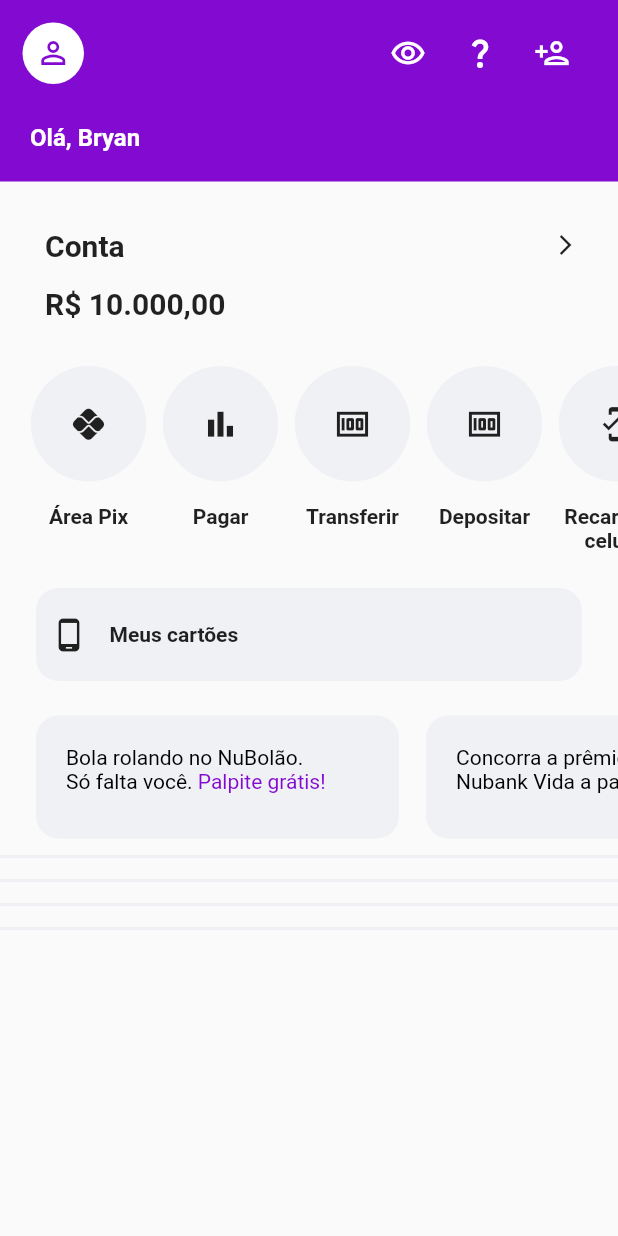
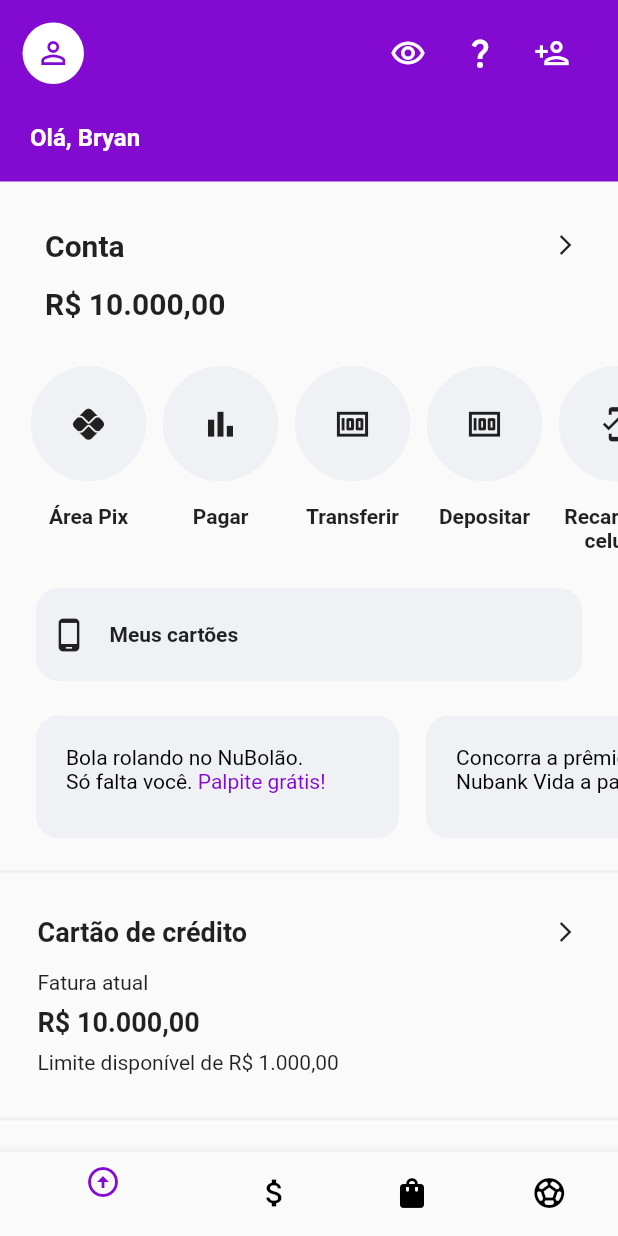
Before and after one commit to ArthurReichert/nubank_app, a Flutter app: the screen it shows after launch, on a phone screen of 412 x 824 dp. Run offline on Flutter 3.47's test engine with Material 2 defaults, Android fonts, the phone set to English and light mode, and no system bars.

Commit message:
pages principales

```diff
--- a/lib/presentation/screens/home_page.dart
+++ b/lib/presentation/screens/home_page.dart
@@ -4,6 +4,7 @@ import 'package:flutter/material.dart';
 import 'package:nubank_app/presentation/screens/widgets/ads.dart';
 
 import 'widgets/account_balance.dart';
+import 'widgets/bottomNavigationbar/bottom_navigation_bar.dart';
 import 'widgets/creditCard/credit_card.dart';
 import 'widgets/divider/divider.dart';
 import 'widgets/findOutMore/find_out_more.dart';
@@ -85,7 +86,8 @@ class _HomePageState extends State<HomePage> {
               ),
             ),
           )),
-      body: Column(
+      body: SingleChildScrollView(
+        child: Column(
           children: const [
             AccountBalance(),
             ShortcutScrollbar(),
@@ -101,6 +103,8 @@ class _HomePageState extends State<HomePage> {
             FindOutMore(),
           ],
         ),
+      ),
+      bottomNavigationBar: MyBottomNavigationBar(),
     );
   }
 }
--- a/lib/presentation/screens/widgets/ads.dart
+++ b/lib/presentation/screens/widgets/ads.dart
@@ -14,7 +14,7 @@ class _AdsState extends State<Ads> {
     return SingleChildScrollView(
       physics: const BouncingScrollPhysics(),
       scrollDirection: Axis.horizontal,
-      padding: const EdgeInsets.only(left: 20, top: 15, right: 10),
+      padding: const EdgeInsets.only(left: 20, top: 15, right: 10, bottom: 10),
       child: Row(
         mainAxisAlignment: MainAxisAlignment.start,
         crossAxisAlignment: CrossAxisAlignment.start,
--- /dev/null
+++ b/lib/presentation/screens/widgets/bottomNavigationbar/bottom_navigation_bar.dart
@@ -0,0 +1,38 @@
+// ignore_for_file: library_private_types_in_public_api
+
+import 'package:flutter/material.dart';
+import 'package:nubank_app/presentation/themes/theme_colors.dart';
+
+class MyBottomNavigationBar extends StatefulWidget {
+  const MyBottomNavigationBar({Key? key}) : super(key: key);
+
+  @override
+  _MyBottomNavigationBarState createState() => _MyBottomNavigationBarState();
+}
+
+class _MyBottomNavigationBarState extends State<MyBottomNavigationBar> {
+  @override
+  Widget build(BuildContext context) {
+    return BottomNavigationBar(
+      currentIndex: 0,
+      items: const [
+        BottomNavigationBarItem(
+          icon: Icon(Icons.arrow_circle_up, color: AppColor.primaryColor,),
+          label: '',
+        ),
+        BottomNavigationBarItem(
+          icon: Icon(Icons.attach_money, color: AppColor.blackColor,),
+          label: '',
+        ),
+        BottomNavigationBarItem(
+          icon: Icon(Icons.shopping_bag, color: AppColor.blackColor,),
+          label: '',
+        ),
+        BottomNavigationBarItem(
+          icon: Icon(Icons.sports_soccer, color: AppColor.blackColor,),
+          label: '',
+        ),
+      ],
+    );
+  }
+}
--- a/lib/presentation/screens/widgets/creditCard/credit_card.dart
+++ b/lib/presentation/screens/widgets/creditCard/credit_card.dart
@@ -12,6 +12,54 @@ class CreditCard extends StatefulWidget {
 class _CreditCardState extends State<CreditCard> {
   @override
   Widget build(BuildContext context) {
-    return Container();
+    return Padding(
+      padding: const EdgeInsets.only(left: 25, right: 27, top: 22, bottom: 22),
+      child: Column(
+        mainAxisAlignment: MainAxisAlignment.start,
+        crossAxisAlignment: CrossAxisAlignment.start,
+        children: [
+          Padding(
+            padding: const EdgeInsets.only(bottom: 15),
+            child: Row(
+              mainAxisAlignment: MainAxisAlignment.spaceBetween,
+              children: const [
+                Text(
+                  'Cartão de crédito',
+                  style: TextStyle(
+                    fontWeight: FontWeight.bold,
+                    fontSize: 18,
+                  ),
+                ),
+                Icon(
+                  Icons.arrow_forward_ios_outlined,
+                  size: 16,
+                ),
+              ],
+            ),
+          ),
+          const Padding(
+            padding: EdgeInsets.only(bottom: 8),
+            child: Text(
+              'Fatura atual',
+              style: TextStyle(fontSize: 14),
+            ),
+          ),
+          const Padding(
+            padding: EdgeInsets.only(bottom: 8),
+            child: Text(
+              'R\$ 10.000,00',
+              style: TextStyle(
+                fontSize: 18,
+                fontWeight: FontWeight.bold,
+              ),
+            ),
+          ),
+          const Text(
+            'Limite disponível de R\$ 1.000,00',
+            style: TextStyle(fontSize: 14),
+          ),
+        ],
+      ),
+    );
   }
 }
--- a/lib/presentation/screens/widgets/followToo/follow_too.dart
+++ b/lib/presentation/screens/widgets/followToo/follow_too.dart
@@ -1,6 +1,8 @@
 // ignore_for_file: library_private_types_in_public_api
 
 import 'package:flutter/material.dart';
+
+import '../../../themes/theme_colors.dart';
 
 class FollowToo extends StatefulWidget {
   const FollowToo({Key? key}) : super(key: key);
@@ -12,6 +14,52 @@ class FollowToo extends StatefulWidget {
 class _FollowTooState extends State<FollowToo> {
   @override
   Widget build(BuildContext context) {
-    return Container();
+    return Padding(
+      padding: const EdgeInsets.only(left: 22, right: 22, top: 22, bottom: 22),
+      child: Column(
+        crossAxisAlignment: CrossAxisAlignment.start,
+        children: [
+          const Padding(
+            padding: EdgeInsets.only(left: 5, bottom: 12),
+            child: Text(
+              'Acompanhe também',
+              style: TextStyle(
+                fontSize: 18,
+                fontWeight: FontWeight.w600,
+              ),
+            ),
+          ),
+          Center(
+            child: SizedBox(
+              height: 70,
+              width: 430,
+              child: Card(
+                shape: RoundedRectangleBorder(
+                  borderRadius: BorderRadius.circular(15),
+                ),
+                shadowColor: Colors.transparent,
+                color: AppColor.backgroundGreyColor,
+                child: Padding(
+                  padding: const EdgeInsets.all(10),
+                  child: Row(
+                    mainAxisAlignment: MainAxisAlignment.start,
+                    children: const [
+                      Icon(Icons.attach_money),
+                      SizedBox(
+                        width: 15,
+                      ),
+                      Text(
+                        'Assistente de pagamentos',
+                        style: TextStyle(fontWeight: FontWeight.bold),
+                      ),
+                    ],
+                  ),
+                ),
+              ),
+            ),
+          ),
+        ],
+      ),
+    );
   }
 }
--- a/lib/presentation/screens/widgets/loan/loan.dart
+++ b/lib/presentation/screens/widgets/loan/loan.dart
@@ -12,6 +12,44 @@ class Loan extends StatefulWidget {
 class _LoanState extends State<Loan> {
   @override
   Widget build(BuildContext context) {
-    return Container();
+    return Padding(
+      padding: const EdgeInsets.only(left: 25, right: 27, top: 22, bottom: 22),
+      child: Column(
+        mainAxisAlignment: MainAxisAlignment.start,
+        crossAxisAlignment: CrossAxisAlignment.start,
+        children: [
+          Padding(
+            padding: const EdgeInsets.only(bottom: 15),
+            child: Row(
+              mainAxisAlignment: MainAxisAlignment.spaceBetween,
+              children: const [
+                Text(
+                  'Empréstimo',
+                  style: TextStyle(
+                    fontWeight: FontWeight.bold,
+                    fontSize: 18,
+                  ),
+                ),
+                Icon(
+                  Icons.arrow_forward_ios_outlined,
+                  size: 16,
+                ),
+              ],
+            ),
+          ),
+          const Padding(
+            padding: EdgeInsets.only(bottom: 4),
+            child: Text(
+              'Valor disponível até',
+              style: TextStyle(fontSize: 14),
+            ),
+          ),
+          const Text(
+            'R\$ 1.000,00',
+            style: TextStyle(fontSize: 14),
+          ),
+        ],
+      ),
+    );
   }
 }
--- a/lib/presentation/screens/widgets/my_card.dart
+++ b/lib/presentation/screens/widgets/my_card.dart
@@ -37,7 +37,7 @@ class _MyCardState extends State<MyCard> {
                   ),
                   Text(
                     'Meus cartões',
-                    style: TextStyle(fontWeight: FontWeight.bold),
+                    style: TextStyle(fontWeight: FontWeight.w600,),
                   ),
                 ],
               ),
```
Also changed, not shown: pubspec.lock. Lines whose indentation alone changed are shown as unchanged.
